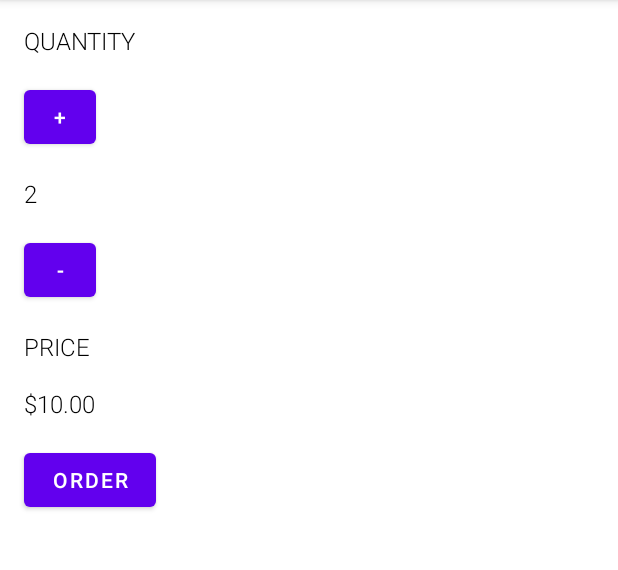
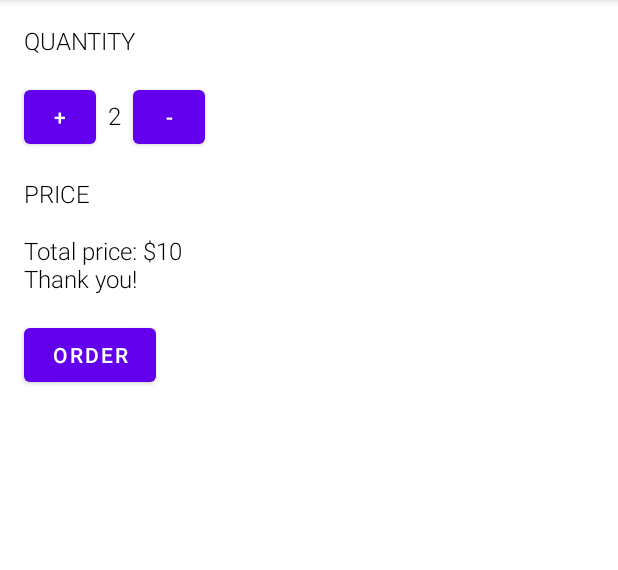
Before and after one commit to Liangda-w/Just_Java, an Android app: the screen it shows after launch (MainActivity), after a tap on "ORDER", on a phone screen of 412 x 824 dp, the part 84-654 px from its top. Run offline under Robolectric (Android 15) with nearby library versions, the phone set to English and light mode, and no system bars.

Commit message:
Finish Lesson 2

```diff
--- a/app/src/main/java/com/example/justjava/MainActivity.java
+++ b/app/src/main/java/com/example/justjava/MainActivity.java
@@ -34,8 +34,18 @@ public class MainActivity extends AppCompatActivity {
      * This method is called when the order button is clicked.
      */
     public void submitOrder(View view) {
-        display(quantity);
-        displayPrice(quantity * 5);
+//        display(quantity);
+//        displayPrice(quantity * 5);
+        String priceMessage = "Total price: $" + quantity * 5 + "\nThank you!";
+        displayMessage(priceMessage);
+    }
+
+    /**
+     * This method displays the given message on the screen.
+     */
+    private void displayMessage(String message) {
+        TextView priceTextView = (TextView) findViewById(R.id.price_text_view);
+        priceTextView.setText(message);
     }
 
     /**
--- a/app/src/main/res/layout/activity_main.xml
+++ b/app/src/main/res/layout/activity_main.xml
@@ -9,32 +9,35 @@
     <TextView
         android:layout_width="wrap_content"
         android:layout_height="wrap_content"
+        android:layout_margin="16dp"
         android:fontFamily="sans-serif-light"
-        android:layout_margin="16dp"
         android:text="Quantity"
+        android:textAllCaps="true"
         android:textColor="@android:color/black"
-        android:textSize="16sp"
-        android:textAllCaps="true"/>
+        android:textSize="16sp" />
+
+    <LinearLayout
+        android:layout_width="match_parent"
+        android:layout_height="wrap_content"
+        android:orientation="horizontal">
 
         <Button
             android:layout_width="48dp"
             android:layout_height="48dp"
             android:layout_marginLeft="16dp"
-        android:layout_marginRight="16dp"
+            android:layout_marginRight="8dp"
             android:layout_marginBottom="16dp"
-        android:text="+"
+            android:onClick="increment"
             android:shadowColor="@color/black"
-        android:onClick="increment"
-        />
+            android:text="+" />
 
         <TextView
             android:id="@+id/quantity_text_view"
             android:layout_width="wrap_content"
             android:layout_height="wrap_content"
+            android:layout_marginRight="8dp"
+            android:layout_marginBottom="16dp"
             android:fontFamily="sans-serif-light"
-        android:layout_marginLeft="16dp"
-        android:layout_marginRight="16dp"
-        android:layout_marginBottom="16dp"
             android:text="2"
             android:textColor="@android:color/black"
             android:textSize="16sp" />
@@ -42,34 +45,32 @@
         <Button
             android:layout_width="48dp"
             android:layout_height="48dp"
-        android:layout_marginLeft="16dp"
-        android:layout_marginRight="16dp"
             android:layout_marginBottom="16dp"
-        android:text="-"
+            android:onClick="decrement"
             android:shadowColor="@color/black"
-        android:onClick="decrement"
-        />
+            android:text="-" />
+    </LinearLayout>
 
     <TextView
         android:layout_width="wrap_content"
         android:layout_height="wrap_content"
-        android:fontFamily="sans-serif-light"
         android:layout_marginLeft="16dp"
         android:layout_marginRight="16dp"
         android:layout_marginBottom="16dp"
+        android:fontFamily="sans-serif-light"
         android:text="Price"
+        android:textAllCaps="true"
         android:textColor="@android:color/black"
-        android:textSize="16sp"
-        android:textAllCaps="true"/>
+        android:textSize="16sp" />
 
     <TextView
         android:id="@+id/price_text_view"
         android:layout_width="wrap_content"
         android:layout_height="wrap_content"
-        android:fontFamily="sans-serif-light"
         android:layout_marginLeft="16dp"
         android:layout_marginRight="16dp"
         android:layout_marginBottom="16dp"
+        android:fontFamily="sans-serif-light"
         android:text="$10"
         android:textColor="@android:color/black"
         android:textSize="16sp" />
@@ -80,8 +81,7 @@
         android:layout_marginLeft="16dp"
         android:layout_marginRight="16dp"
         android:layout_marginBottom="16dp"
-        android:text="Order"
+        android:onClick="submitOrder"
         android:shadowColor="@color/black"
-        android:onClick="submitOrder"
-        />
+        android:text="Order" />
 </LinearLayout>
```
Lines whose indentation alone changed are shown as unchanged.
